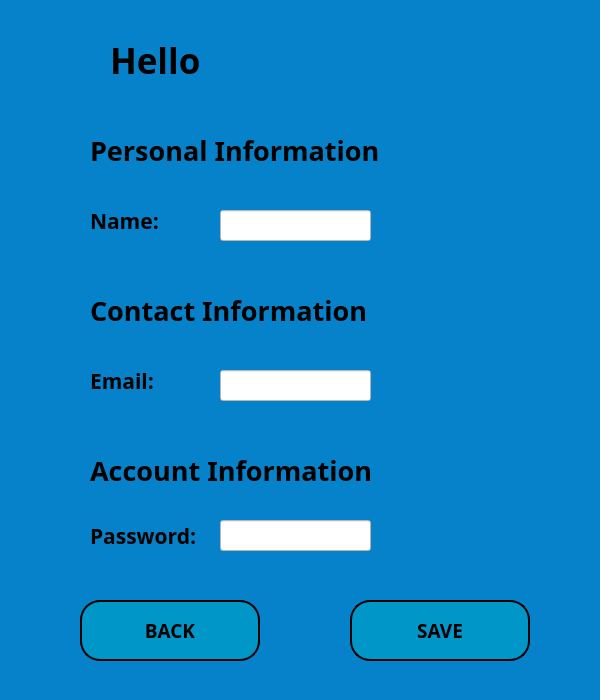
Above: customer_edit_window.ui from melikkekaya/BankingApp_SQL before the change. Below: the same form after it.
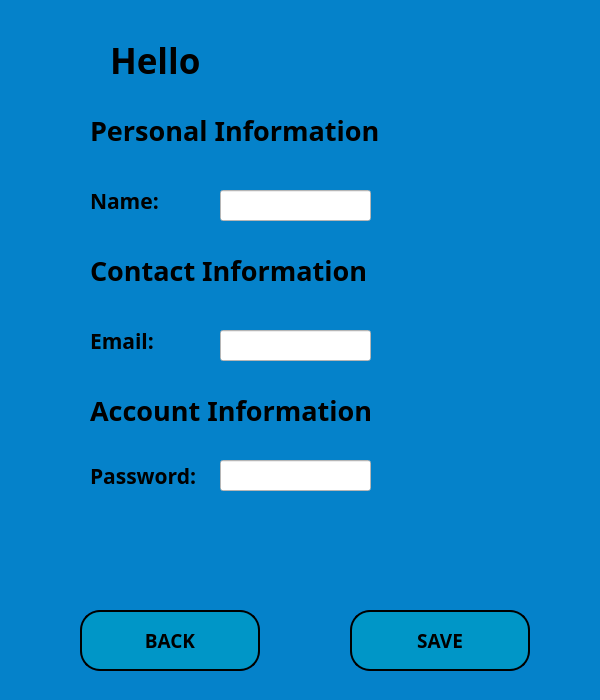
That is the form after the change.

Commit message: add result label

The edit to the form file:
```diff
--- a/customer_edit_window.ui
+++ b/customer_edit_window.ui
@@ -55,7 +55,7 @@
     <property name="geometry">
      <rect>
       <x>90</x>
-      <y>130</y>
+      <y>110</y>
       <width>321</width>
       <height>41</height>
      </rect>
@@ -76,7 +76,7 @@
     <property name="geometry">
      <rect>
       <x>90</x>
-      <y>200</y>
+      <y>180</y>
       <width>91</width>
       <height>41</height>
      </rect>
@@ -97,7 +97,7 @@
     <property name="geometry">
      <rect>
       <x>90</x>
-      <y>290</y>
+      <y>250</y>
       <width>321</width>
       <height>41</height>
      </rect>
@@ -118,7 +118,7 @@
     <property name="geometry">
      <rect>
       <x>90</x>
-      <y>360</y>
+      <y>320</y>
       <width>91</width>
       <height>41</height>
      </rect>
@@ -139,7 +139,7 @@
     <property name="geometry">
      <rect>
       <x>90</x>
-      <y>450</y>
+      <y>390</y>
       <width>321</width>
       <height>41</height>
      </rect>
@@ -160,7 +160,7 @@
     <property name="geometry">
      <rect>
       <x>90</x>
-      <y>520</y>
+      <y>460</y>
       <width>131</width>
       <height>31</height>
      </rect>
@@ -181,7 +181,7 @@
     <property name="geometry">
      <rect>
       <x>350</x>
-      <y>600</y>
+      <y>610</y>
       <width>180</width>
       <height>61</height>
      </rect>
@@ -219,7 +219,7 @@
     <property name="geometry">
      <rect>
       <x>220</x>
-      <y>210</y>
+      <y>190</y>
       <width>151</width>
       <height>31</height>
      </rect>
@@ -232,7 +232,7 @@
     <property name="geometry">
      <rect>
       <x>220</x>
-      <y>370</y>
+      <y>330</y>
       <width>151</width>
       <height>31</height>
      </rect>
@@ -245,7 +245,7 @@
     <property name="geometry">
      <rect>
       <x>220</x>
-      <y>520</y>
+      <y>460</y>
       <width>151</width>
       <height>31</height>
      </rect>
@@ -258,7 +258,7 @@
     <property name="geometry">
      <rect>
       <x>80</x>
-      <y>600</y>
+      <y>610</y>
       <width>180</width>
       <height>61</height>
      </rect>
@@ -292,6 +292,27 @@
      <string>BACK</string>
     </property>
    </widget>
+   <widget class="QLabel" name="cseditwdw_label_successave">
+    <property name="geometry">
+     <rect>
+      <x>190</x>
+      <y>530</y>
+      <width>261</width>
+      <height>41</height>
+     </rect>
+    </property>
+    <property name="font">
+     <font>
+      <family>Bahnschrift SemiBold</family>
+      <pointsize>16</pointsize>
+      <weight>75</weight>
+      <bold>true</bold>
+     </font>
+    </property>
+    <property name="text">
+     <string/>
+    </property>
+   </widget>
   </widget>
   <widget class="QStatusBar" name="statusbar"/>
  </widget>
```
The commit also changes 1 other file.
